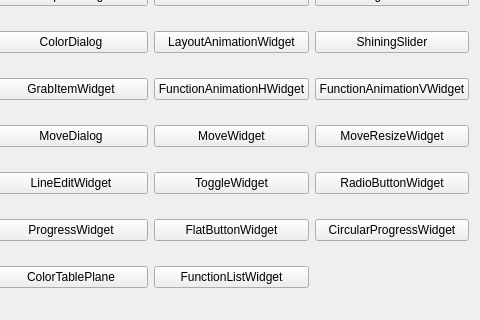
This is mainwindow.ui in Greedysky/TTKWidgetTools as Qt 5 draws it before an edit; both pictures show x 183 to 663 and y 93 to 413 of the 663 by 413 pixel window. The edited form follows.
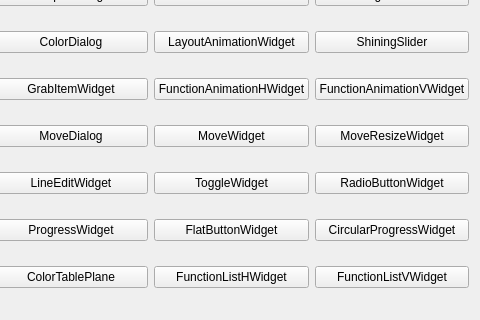
This is the edited form.

Commit message: Add function list widget[134679]

Diff of the .ui file:
```diff
--- a/mainwindow.ui
+++ b/mainwindow.ui
@@ -228,7 +228,14 @@
     <item row="7" column="2">
      <widget class="QPushButton" name="pushButton_30">
       <property name="text">
-       <string>FunctionListWidget</string>
+       <string>FunctionListHWidget</string>
+      </property>
+     </widget>
+    </item>
+    <item row="7" column="3">
+     <widget class="QPushButton" name="pushButton_31">
+      <property name="text">
+       <string>FunctionListVWidget</string>
       </property>
      </widget>
     </item>
```
The commit also changes 18 other files.
